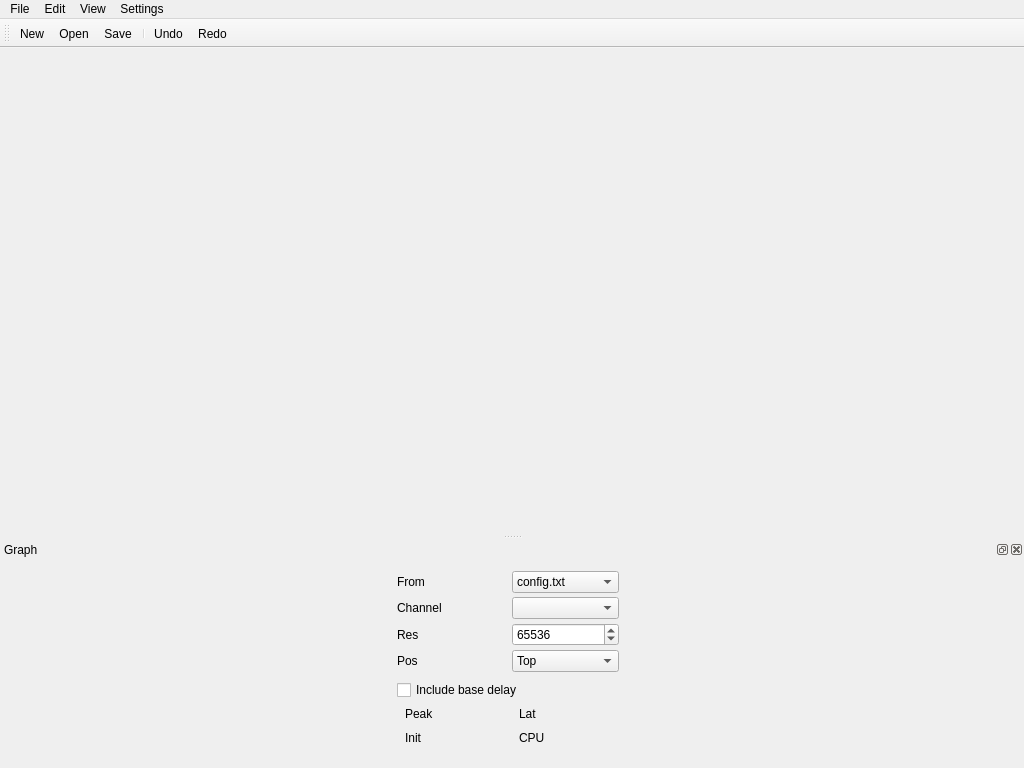
Old version of the form Editor/MainWindow.ui in the repository 115dkk/EqualizerAPO-XT.
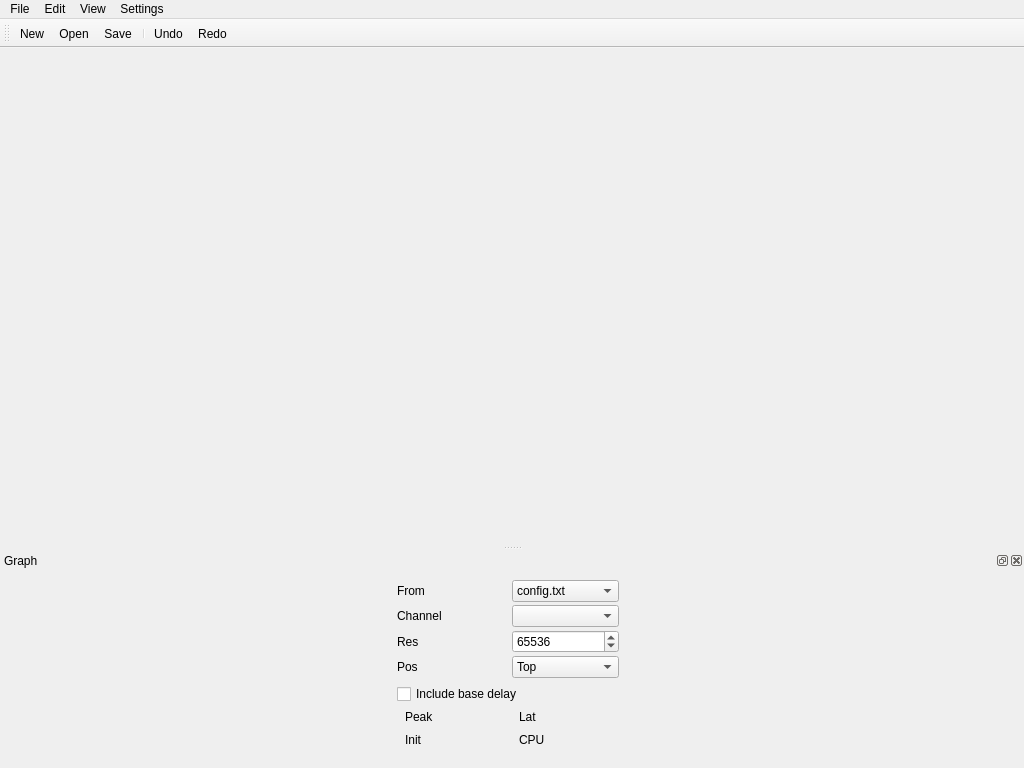
New version of the form. Icons and pictures are not drawn. Custom widgets are drawn as their Qt base class.

```diff
--- a/Editor/MainWindow.ui
+++ b/Editor/MainWindow.ui
@@ -170,19 +170,19 @@
          <number>10</number>
         </property>
         <property name="topMargin">
-         <number>6</number>
+         <number>4</number>
         </property>
         <property name="rightMargin">
          <number>18</number>
         </property>
         <property name="bottomMargin">
-         <number>6</number>
+         <number>4</number>
         </property>
         <property name="horizontalSpacing">
          <number>8</number>
         </property>
         <property name="verticalSpacing">
-         <number>4</number>
+         <number>3</number>
         </property>
         <item row="0" column="0">
          <widget class="QLabel" name="startFromLabel">
```
